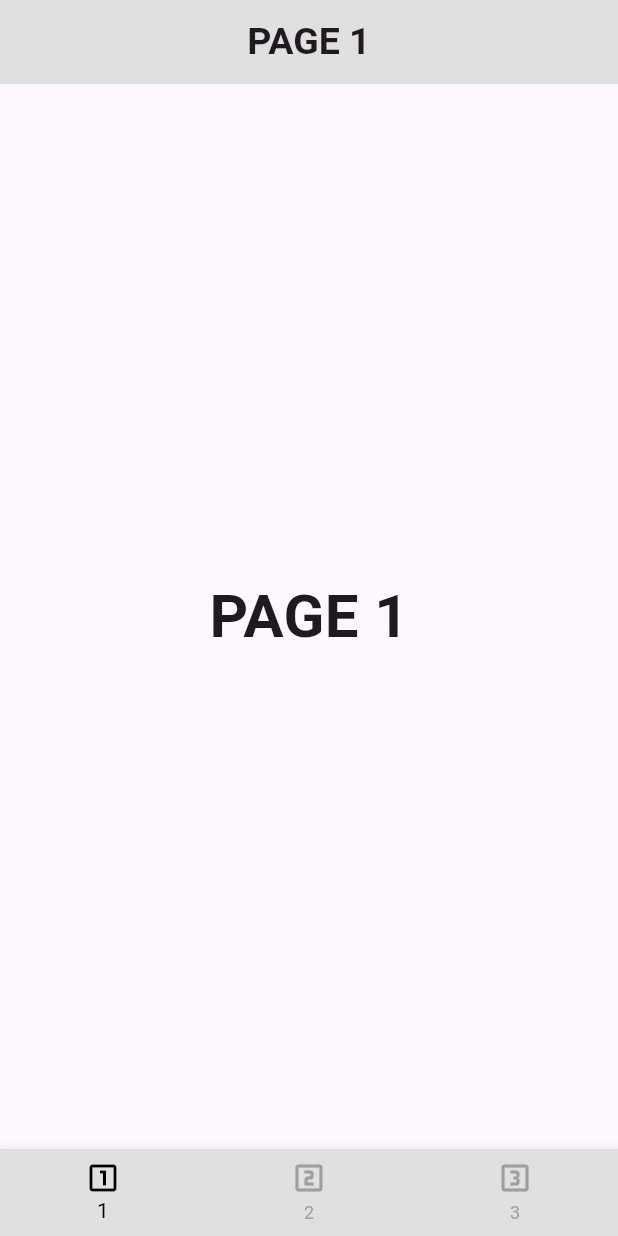
After one commit to beratergnn/flutter_bootcamp2023, a Flutter app: the NavItem screen opened directly, on a phone screen of 412 x 824 dp. The commit adds this screen. Run offline on Flutter 3.47's test engine with Material 2 defaults, Android fonts, the phone set to English and light mode, and no system bars.

Commit message:
day6 is almost over

```diff
--- a/lib/day_5/day_5_1&2/pizza_page.dart
+++ b/lib/day_5/day_5_1&2/pizza_page.dart
@@ -1,7 +1,6 @@
 // ignore_for_file: public_member_api_docs, sort_constructors_first
 import 'package:flutter/material.dart';
 
-import 'package:flutter_bootcamp2023/day_4/day_4_1/collection/advancedDart/asynchronous_use.dart';
 import 'package:flutter_bootcamp2023/day_4/day_4_2&3/colors.dart';
 
 class PizzaPage extends StatefulWidget {
@@ -114,7 +113,7 @@ class customTextButton extends StatelessWidget {
     required this.title,
   });
 
-  String title;
+  final String title;
   @override
   Widget build(BuildContext context) {
     return TextButton(
--- /dev/null
+++ b/lib/day_6/day_6_1&2/bottom_nav_use/nav_item.dart
@@ -0,0 +1,59 @@
+import 'package:flutter/material.dart';
+import 'package:flutter_bootcamp2023/day_6/day_6_1&2/bottom_nav_use/nav_page1.dart';
+import 'package:flutter_bootcamp2023/day_6/day_6_1&2/bottom_nav_use/nav_page2.dart';
+import 'package:flutter_bootcamp2023/day_6/day_6_1&2/bottom_nav_use/nav_page3.dart';
+
+class NavItem extends StatefulWidget {
+  const NavItem({super.key});
+
+  @override
+  State<NavItem> createState() => _NavItemState();
+}
+
+class _NavItemState extends State<NavItem> {
+  int currentIndex = 0;
+  List pages = [
+    NavPage1(),
+    NavPage2(),
+    NavPage3(),
+  ];
+
+  void onTap(int index) {
+    setState(() {
+      currentIndex = index;
+    });
+  }
+
+  @override
+  Widget build(BuildContext context) {
+    return Scaffold(
+      appBar: AppBar(
+        title: Text(
+          'PAGE ${currentIndex + 1}',
+          style: TextStyle(
+            fontSize: 25,
+            fontWeight: FontWeight.bold,
+          ),
+        ),
+        centerTitle: true,
+        backgroundColor: Colors.grey.shade300,
+      ),
+      body: pages[currentIndex],
+      bottomNavigationBar: BottomNavigationBar(
+        onTap: onTap,
+        currentIndex: currentIndex,
+        backgroundColor: Colors.grey.shade300,
+        selectedItemColor: Colors.black,
+        unselectedItemColor: Colors.grey.shade500,
+        items: const [
+          BottomNavigationBarItem(
+              label: '1', icon: Icon(Icons.looks_one_outlined)),
+          BottomNavigationBarItem(
+              label: '2', icon: Icon(Icons.looks_two_outlined)),
+          BottomNavigationBarItem(
+              label: '3', icon: Icon(Icons.looks_3_outlined)),
+        ],
+      ),
+    );
+  }
+}
--- /dev/null
+++ b/lib/day_6/day_6_1&2/bottom_nav_use/nav_page1.dart
@@ -0,0 +1,23 @@
+import 'package:flutter/material.dart';
+
+class NavPage1 extends StatefulWidget {
+  const NavPage1({super.key});
+
+  @override
+  State<NavPage1> createState() => _NavPage1State();
+}
+
+class _NavPage1State extends State<NavPage1> {
+  @override
+  Widget build(BuildContext context) {
+    return Center(
+      child: Text(
+        'PAGE 1',
+        style: TextStyle(
+          fontSize: 40,
+          fontWeight: FontWeight.bold,
+        ),
+      ),
+    );
+  }
+}
--- /dev/null
+++ b/lib/day_6/day_6_1&2/main.dart
@@ -0,0 +1,23 @@
+import 'package:flutter/material.dart';
+import 'package:flutter_bootcamp2023/day_6/day_6_1&2/bottom_nav_use/nav_item.dart';
+import 'package:flutter_bootcamp2023/day_6/day_6_1&2/pages/main_page.dart';
+
+void main() {
+  runApp(const MyApp());
+}
+
+class MyApp extends StatelessWidget {
+  const MyApp({super.key});
+
+  @override
+  Widget build(BuildContext context) {
+    return MaterialApp(
+      debugShowCheckedModeBanner: false,
+      theme: ThemeData(
+        colorScheme: ColorScheme.fromSeed(seedColor: Colors.deepPurple),
+        useMaterial3: true,
+      ),
+      home: NavItem(),
+    );
+  }
+}
--- /dev/null
+++ b/lib/day_6/day_6_3/main.dart
@@ -0,0 +1,22 @@
+import 'package:flutter/material.dart';
+import 'package:flutter_bootcamp2023/day_6/day_6_3/user_interaction/user_interaction.dart';
+
+void main() {
+  runApp(const MyApp());
+}
+
+class MyApp extends StatelessWidget {
+  const MyApp({super.key});
+
+  @override
+  Widget build(BuildContext context) {
+    return MaterialApp(
+      debugShowCheckedModeBanner: false,
+      theme: ThemeData(
+        colorScheme: ColorScheme.fromSeed(seedColor: Colors.deepPurple),
+        useMaterial3: true,
+      ),
+      home: HowtoUserInteractionPage(),
+    );
+  }
+}
```
Also changed, not shown: lib/day_6/day_6_1&2/bottom_nav_use/nav_page2.dart (added, +23 -0 lines), lib/day_6/day_6_1&2/bottom_nav_use/nav_page3.dart (added, +23 -0 lines), lib/day_6/day_6_1&2/models/person_model.dart (added, +12 -0 lines), lib/day_6/day_6_1&2/notes.txt (added, +70 -0 lines), lib/day_6/day_6_1&2/pages/game_page.dart (added, +55 -0 lines), lib/day_6/day_6_1&2/pages/main_page.dart (added, +130 -0 lines), lib/day_6/day_6_1&2/pages/result_page.dart (added, +38 -0 lines), lib/day_6/day_6_3/user_interaction/user_interaction.dart (added, +129 -0 lines).
